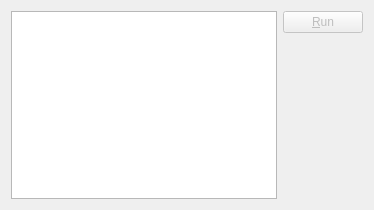
Above: jmesquita/fsgui/src/fsgui/config_plugin_widget.ui from freeswitch/freeswitch-contrib before the change. Below: the same form after it.
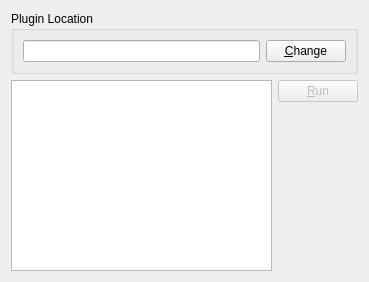
That is the form after the change.

Commit message: Major refactor on how we keep track of monitor plugins.

Diff of the .ui file:
```diff
--- a/jmesquita/fsgui/src/fsgui/config_plugin_widget.ui
+++ b/jmesquita/fsgui/src/fsgui/config_plugin_widget.ui
@@ -6,15 +6,46 @@
    <rect>
     <x>0</x>
     <y>0</y>
-    <width>374</width>
-    <height>210</height>
+    <width>369</width>
+    <height>282</height>
    </rect>
   </property>
   <property name="windowTitle">
    <string>Form</string>
   </property>
+  <layout class="QVBoxLayout" name="verticalLayout_3">
+   <item>
+    <widget class="QGroupBox" name="groupBox">
+     <property name="title">
+      <string>Plugin Location</string>
+     </property>
   <layout class="QHBoxLayout" name="horizontalLayout">
    <item>
+       <widget class="QLineEdit" name="linePluginDir">
+        <property name="readOnly">
+         <bool>true</bool>
+        </property>
+       </widget>
+      </item>
+      <item>
+       <widget class="QPushButton" name="btnChangePluginDir">
+        <property name="maximumSize">
+         <size>
+          <width>85</width>
+          <height>28</height>
+         </size>
+        </property>
+        <property name="text">
+         <string>&amp;Change</string>
+        </property>
+       </widget>
+      </item>
+     </layout>
+    </widget>
+   </item>
+   <item>
+    <layout class="QHBoxLayout" name="horizontalLayout_2">
+     <item>
     <widget class="QListWidget" name="listWidget"/>
    </item>
    <item>
@@ -41,6 +72,8 @@
         </size>
        </property>
       </spacer>
+       </item>
+      </layout>
      </item>
     </layout>
    </item>
```
Lines whose indentation alone changed are shown as unchanged. The commit also changes 7 other files.
